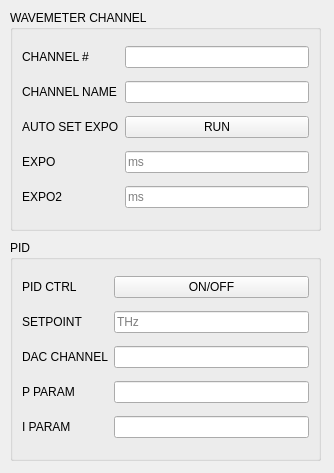
Qt form wavemeter_dashboard/view/ui/ui_channel_setup.ui (JQIamo/Wavemeter-Dashboard) before a commit.
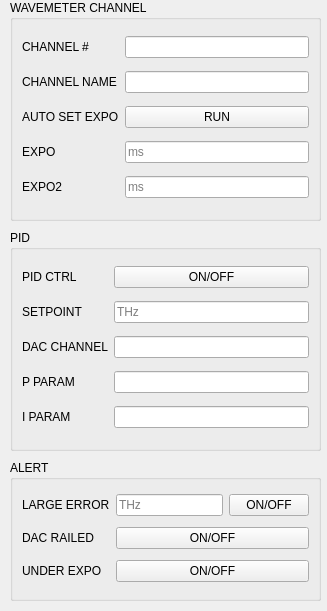
The same form after that commit. Custom widgets are drawn as their Qt base class.

Commit message: feat: channel quick control, channel edit, main window scroll bar

Patch:
```diff
--- a/wavemeter_dashboard/view/ui/ui_channel_setup.ui
+++ b/wavemeter_dashboard/view/ui/ui_channel_setup.ui
@@ -6,8 +6,8 @@
    <rect>
     <x>0</x>
     <y>0</y>
-    <width>334</width>
-    <height>473</height>
+    <width>327</width>
+    <height>611</height>
    </rect>
   </property>
   <property name="sizePolicy">
@@ -23,7 +23,7 @@
    <property name="geometry">
     <rect>
      <x>10</x>
-     <y>10</y>
+     <y>0</y>
      <width>311</width>
      <height>221</height>
     </rect>
@@ -106,7 +106,7 @@
    <property name="geometry">
     <rect>
      <x>10</x>
-     <y>240</y>
+     <y>230</y>
      <width>311</width>
      <height>221</height>
     </rect>
@@ -175,6 +175,73 @@
     </item>
    </layout>
   </widget>
+  <widget class="QGroupBox" name="groupBox_3">
+   <property name="geometry">
+    <rect>
+     <x>10</x>
+     <y>460</y>
+     <width>311</width>
+     <height>141</height>
+    </rect>
+   </property>
+   <property name="title">
+    <string>ALERT</string>
+   </property>
+   <layout class="QGridLayout" name="gridLayout_3">
+    <item row="0" column="0">
+     <widget class="QLabel" name="label_11">
+      <property name="text">
+       <string>LARGE ERROR</string>
+      </property>
+     </widget>
+    </item>
+    <item row="0" column="1">
+     <widget class="QLineEdit" name="lgErrEdit">
+      <property name="text">
+       <string/>
+      </property>
+      <property name="placeholderText">
+       <string>THz</string>
+      </property>
+     </widget>
+    </item>
+    <item row="1" column="0">
+     <widget class="QLabel" name="label_12">
+      <property name="text">
+       <string>DAC RAILED</string>
+      </property>
+     </widget>
+    </item>
+    <item row="1" column="1" colspan="2">
+     <widget class="CheckButton" name="dacRailedBtn">
+      <property name="text">
+       <string>ON/OFF</string>
+      </property>
+     </widget>
+    </item>
+    <item row="0" column="2">
+     <widget class="CheckButton" name="lgErrBtn">
+      <property name="text">
+       <string>ON/OFF</string>
+      </property>
+     </widget>
+    </item>
+    <item row="2" column="0">
+     <widget class="QLabel" name="label_13">
+      <property name="text">
+       <string>UNDER EXPO</string>
+      </property>
+     </widget>
+    </item>
+    <item row="2" column="1" colspan="2">
+     <widget class="CheckButton" name="underExpoBtn">
+      <property name="text">
+       <string>ON/OFF</string>
+      </property>
+     </widget>
+    </item>
+   </layout>
+  </widget>
  </widget>
  <customwidgets>
   <customwidget>
```
The commit also changes 12 other files.
